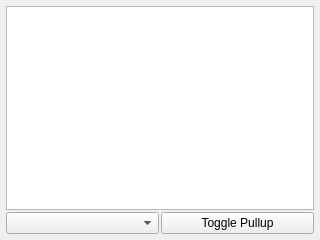
Above: ui/SensorListWidget.ui from kipr/botui before the change. Below: the same form after it.
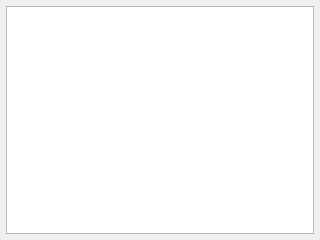
That is the form after the change.

Commit message: Added sensor list widget + sensor model

The edit to the form file:
```diff
--- a/ui/SensorListWidget.ui
+++ b/ui/SensorListWidget.ui
@@ -21,21 +21,59 @@
     <number>6</number>
    </property>
    <item>
-    <widget class="QListView" name="sensors"/>
-   </item>
-   <item>
-    <layout class="QHBoxLayout" name="horizontalLayout">
-     <item>
-      <widget class="QComboBox" name="filter"/>
-     </item>
-     <item>
-      <widget class="QPushButton" name="toggle">
-       <property name="text">
-        <string>Toggle Pullup</string>
-       </property>
-      </widget>
-     </item>
-    </layout>
+    <widget class="QTableView" name="sensors">
+     <property name="editTriggers">
+      <set>QAbstractItemView::NoEditTriggers</set>
+     </property>
+     <property name="tabKeyNavigation">
+      <bool>false</bool>
+     </property>
+     <property name="showDropIndicator" stdset="0">
+      <bool>false</bool>
+     </property>
+     <property name="dragDropOverwriteMode">
+      <bool>false</bool>
+     </property>
+     <property name="selectionMode">
+      <enum>QAbstractItemView::SingleSelection</enum>
+     </property>
+     <property name="selectionBehavior">
+      <enum>QAbstractItemView::SelectRows</enum>
+     </property>
+     <property name="showGrid">
+      <bool>false</bool>
+     </property>
+     <property name="gridStyle">
+      <enum>Qt::NoPen</enum>
+     </property>
+     <property name="cornerButtonEnabled">
+      <bool>false</bool>
+     </property>
+     <attribute name="horizontalHeaderVisible">
+      <bool>false</bool>
+     </attribute>
+     <attribute name="horizontalHeaderDefaultSectionSize">
+      <number>120</number>
+     </attribute>
+     <attribute name="horizontalHeaderHighlightSections">
+      <bool>false</bool>
+     </attribute>
+     <attribute name="horizontalHeaderMinimumSectionSize">
+      <number>1</number>
+     </attribute>
+     <attribute name="horizontalHeaderStretchLastSection">
+      <bool>true</bool>
+     </attribute>
+     <attribute name="verticalHeaderVisible">
+      <bool>false</bool>
+     </attribute>
+     <attribute name="verticalHeaderDefaultSectionSize">
+      <number>22</number>
+     </attribute>
+     <attribute name="verticalHeaderHighlightSections">
+      <bool>false</bool>
+     </attribute>
+    </widget>
    </item>
   </layout>
  </widget>
```
Left out of the diff: 4 changed lines with no effect on the pictures. The commit also changes 6 other files.
